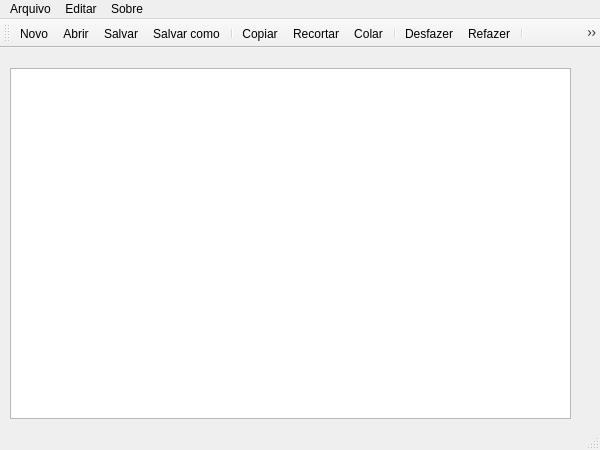
This is mainwindow.ui in lindonilsonmaciel/BlocoDeNotas as Qt 5 draws it before an edit. The edited form follows.
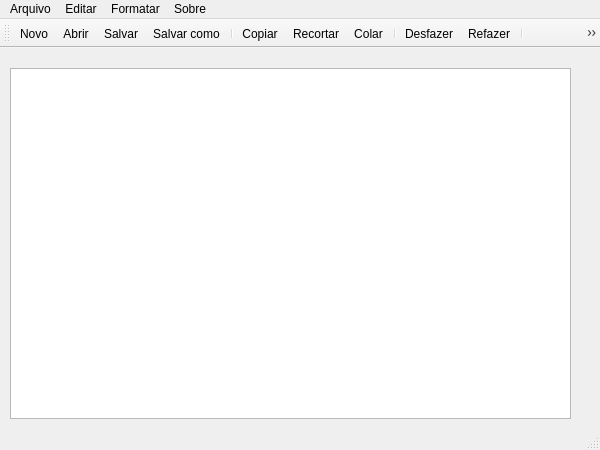
This is the edited form. Icons and pictures are not drawn.

Commit message: Opções de formatação

The edit to the form file:
```diff
--- a/mainwindow.ui
+++ b/mainwindow.ui
@@ -62,8 +62,17 @@
     </property>
     <addaction name="actionSobre_o_bloco_de_notas"/>
    </widget>
+   <widget class="QMenu" name="menuFormatar">
+    <property name="title">
+     <string>Formatar</string>
+    </property>
+    <addaction name="actionFonte"/>
+    <addaction name="actionCor"/>
+    <addaction name="actionCor_de_fundo"/>
+   </widget>
    <addaction name="menuArquivo"/>
    <addaction name="menuEditar"/>
+   <addaction name="menuFormatar"/>
    <addaction name="menuSobre"/>
   </widget>
   <widget class="QToolBar" name="mainToolBar">
```
Left out of the diff: 15 changed lines with no effect on the pictures. The commit also changes 2 other files.
